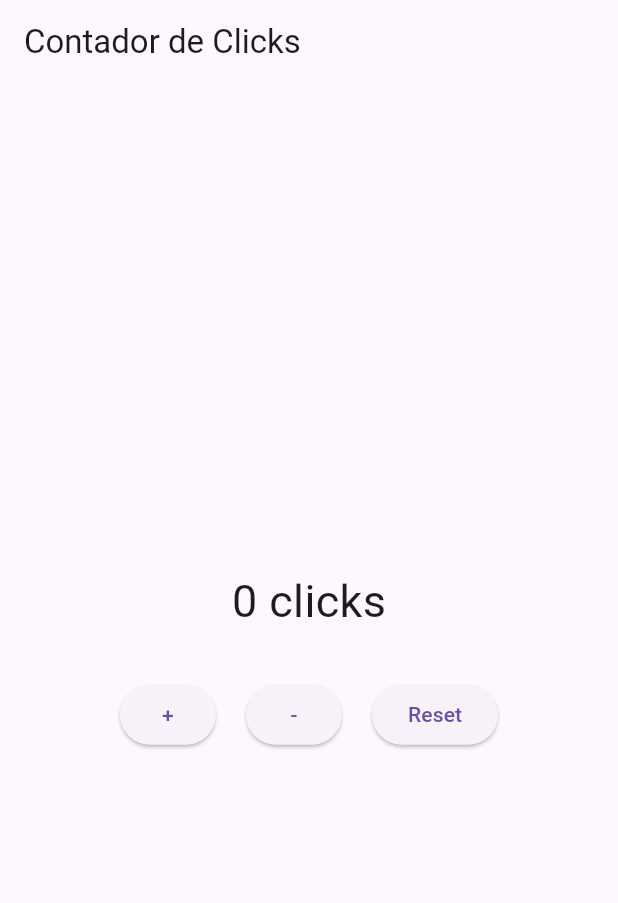
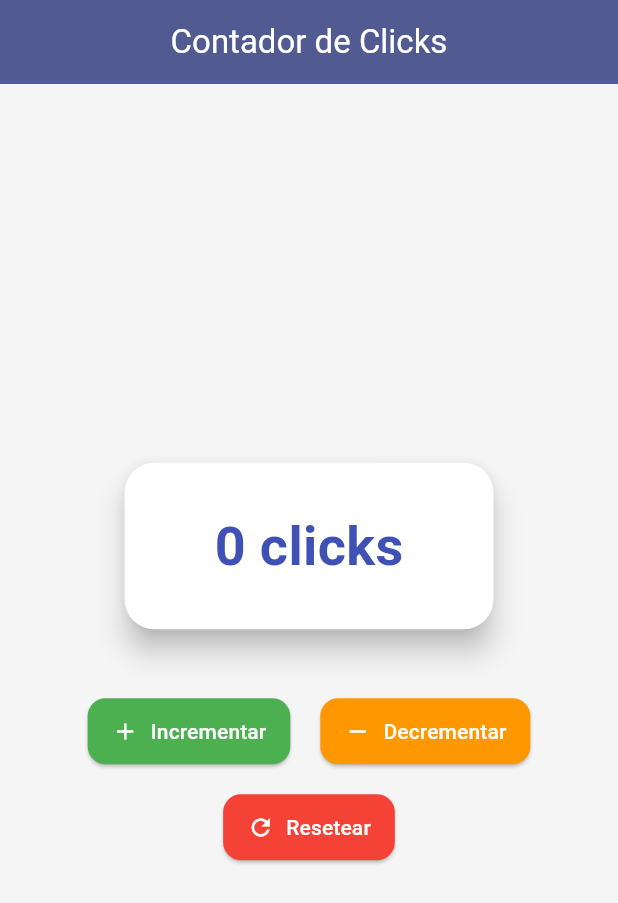
Before and after one commit to NefAOrtiz/contador_clicks, a Flutter app: the screen it shows after launch, on a phone screen of 412 x 824 dp. Shown: the top 903 px of the screen. Run offline on Flutter 3.47's test engine with Material 3 defaults, Android fonts, the phone set to English and light mode, and no system bars.

Commit message:
Update main.dart

```diff
--- a/lib/main.dart
+++ b/lib/main.dart
@@ -1,22 +1,31 @@
 import 'package:flutter/material.dart';
 
 void main() {
-  runApp(ContadorApp());
+  runApp(const ContadorApp());
 }
 
 class ContadorApp extends StatelessWidget {
+  const ContadorApp({super.key});
+
   @override
   Widget build(BuildContext context) {
     return MaterialApp(
       title: 'Contador de Clicks',
-      home: ContadorPage(),
+      debugShowCheckedModeBanner: false,
+      theme: ThemeData(
+        colorScheme: ColorScheme.fromSeed(seedColor: Colors.indigo),
+        useMaterial3: true,
+      ),
+      home: const ContadorPage(),
     );
   }
 }
 
 class ContadorPage extends StatefulWidget {
+  const ContadorPage({super.key});
+
   @override
-  _ContadorPageState createState() => _ContadorPageState();
+  State<ContadorPage> createState() => _ContadorPageState();
 }
 
 class _ContadorPageState extends State<ContadorPage> {
@@ -44,38 +53,88 @@ class _ContadorPageState extends State<ContadorPage> {
 
   @override
   Widget build(BuildContext context) {
+    final bool singular = contador == 1;
+
     return Scaffold(
       appBar: AppBar(
-        title: Text('Contador de Clicks'),
+        title: const Text('Contador de Clicks'),
+        centerTitle: true,
+        backgroundColor: Theme.of(context).colorScheme.primary,
+        foregroundColor: Colors.white,
+        elevation: 4,
       ),
-      body: Center(
+      body: Container(
+        width: double.infinity,
+        padding: const EdgeInsets.all(24.0),
+        color: Colors.grey[100],
         child: Column(
           mainAxisAlignment: MainAxisAlignment.center,
           children: <Widget>[
-            Text(
-              '$contador ${contador == 1 ? 'click' : 'clicks'}',
-              style: TextStyle(fontSize: 30),
+            Card(
+              elevation: 8,
+              shape: RoundedRectangleBorder(
+                borderRadius: BorderRadius.circular(20),
+              ),
+              color: Colors.white,
+              child: Padding(
+                padding: const EdgeInsets.symmetric(vertical: 30, horizontal: 60),
+                child: Text(
+                  '$contador ${singular ? 'click' : 'clicks'}',
+                  style: const TextStyle(
+                    fontSize: 36,
+                    fontWeight: FontWeight.bold,
+                    color: Colors.indigo,
+                  ),
+                ),
+              ),
             ),
-            SizedBox(height: 30),
-            Row(
-              mainAxisAlignment: MainAxisAlignment.center,
-              children: <Widget>[
-                ElevatedButton(
+            const SizedBox(height: 40),
+            Wrap(
+              spacing: 20,
+              runSpacing: 16,
+              alignment: WrapAlignment.center,
+              children: [
+                ElevatedButton.icon(
+                  style: ElevatedButton.styleFrom(
+                    backgroundColor: Colors.green,
+                    foregroundColor: Colors.white,
+                    padding: const EdgeInsets.symmetric(horizontal: 16, vertical: 12),
+                    shape: RoundedRectangleBorder(
+                      borderRadius: BorderRadius.circular(12),
+                    ),
+                  ),
                   onPressed: _incrementar,
-                  child: Text('+'),
+                  icon: const Icon(Icons.add),
+                  label: const Text('Incrementar'),
                 ),
-                SizedBox(width: 20),
-                ElevatedButton(
+                ElevatedButton.icon(
+                  style: ElevatedButton.styleFrom(
+                    backgroundColor: Colors.orange,
+                    foregroundColor: Colors.white,
+                    padding: const EdgeInsets.symmetric(horizontal: 16, vertical: 12),
+                    shape: RoundedRectangleBorder(
+                      borderRadius: BorderRadius.circular(12),
+                    ),
+                  ),
                   onPressed: _decrementar,
-                  child: Text('-'),
+                  icon: const Icon(Icons.remove),
+                  label: const Text('Decrementar'),
                 ),
-                SizedBox(width: 20),
-                ElevatedButton(
+                ElevatedButton.icon(
+                  style: ElevatedButton.styleFrom(
+                    backgroundColor: Colors.red,
+                    foregroundColor: Colors.white,
+                    padding: const EdgeInsets.symmetric(horizontal: 16, vertical: 12),
+                    shape: RoundedRectangleBorder(
+                      borderRadius: BorderRadius.circular(12),
+                    ),
+                  ),
                   onPressed: _resetear,
-                  child: Text('Reset'),
+                  icon: const Icon(Icons.refresh),
+                  label: const Text('Resetear'),
                 ),
               ],
-            )
+            ),
           ],
         ),
       ),
```
